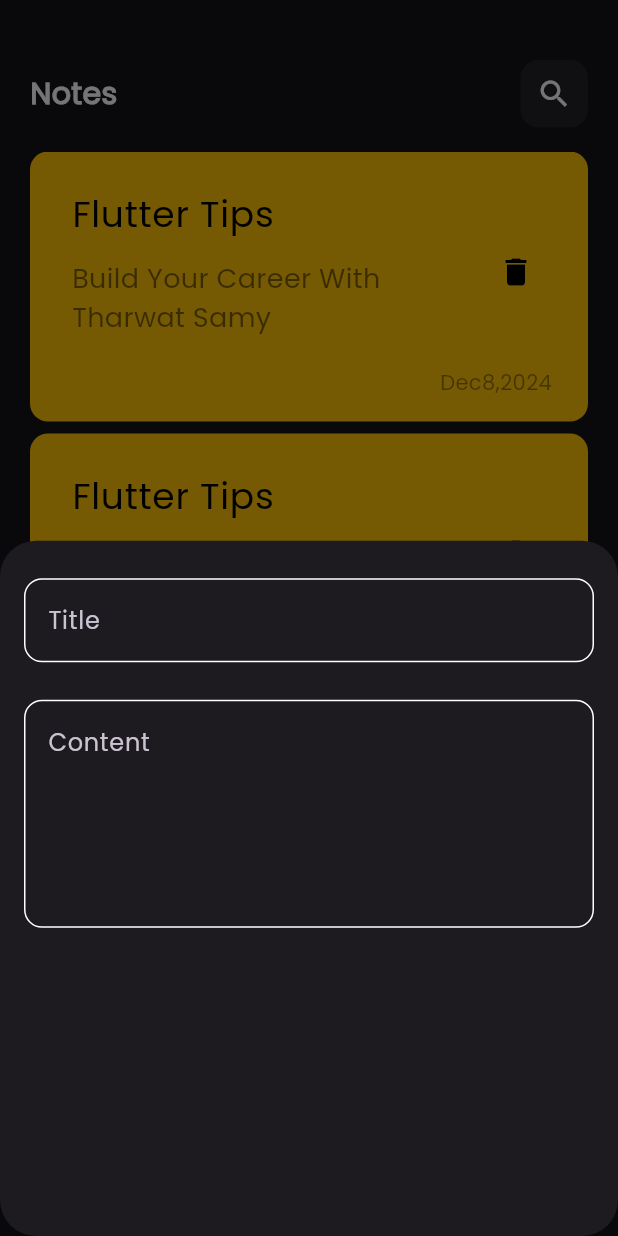
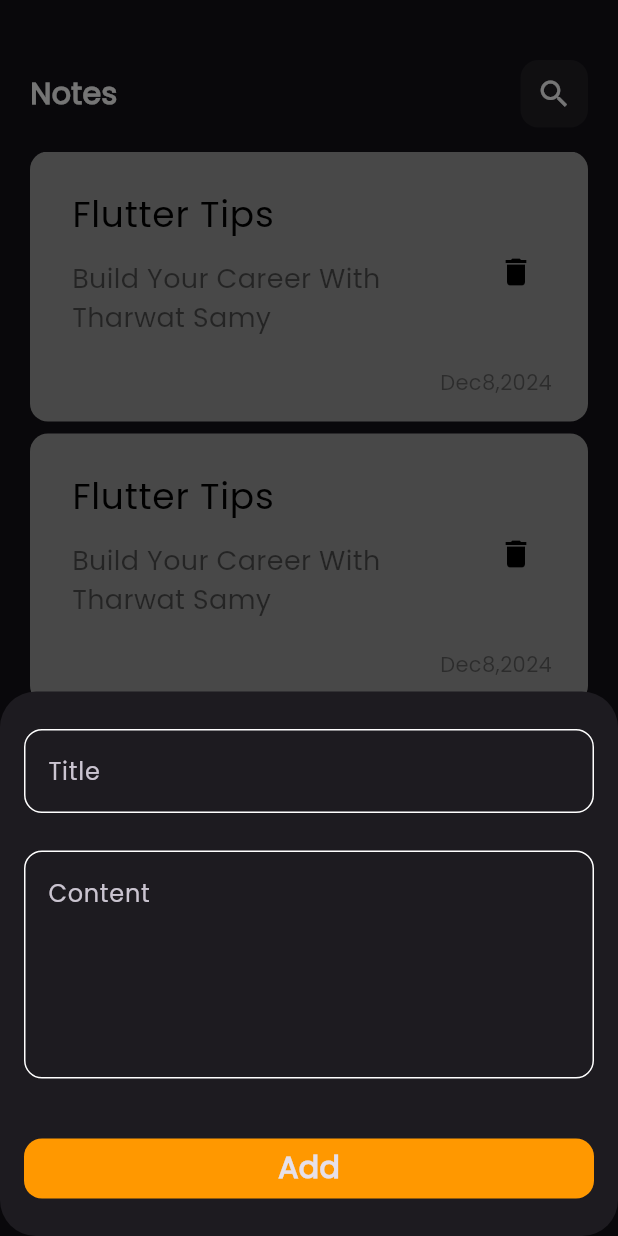
Before and after one commit to MohamedALshayeb/notes_app, a Flutter app: the screen it shows after launch, after a tap on the "add" icon, on a phone screen of 412 x 824 dp. Run offline on Flutter 3.47's test engine with Material 3 defaults, Android fonts, the phone set to English and light mode, and no system bars.

Commit message:
create custom bottom

```diff
--- a/lib/view/notes_view.dart
+++ b/lib/view/notes_view.dart
@@ -1,4 +1,5 @@
 import 'package:flutter/material.dart';
+import 'package:notes_app_training/constants.dart';
 import 'package:notes_app_training/widgets/custom_add_note_show_modal_bottom_sheet.dart';
 // import 'package:notes_app_training/widgets/custom_app_bar.dart';
 // import 'package:notes_app_training/widgets/custom_note_list_view.dart';
@@ -12,6 +13,7 @@ class NotesView extends StatelessWidget {
     return Scaffold(
       body: const NoteViewBody(),
       floatingActionButton: FloatingActionButton(
+        backgroundColor: kPrimaryColor,
         onPressed: () {
           showModalBottomSheet(
             shape:
--- a/lib/widgets/custom_add_note_show_modal_bottom_sheet.dart
+++ b/lib/widgets/custom_add_note_show_modal_bottom_sheet.dart
@@ -1,4 +1,5 @@
 import 'package:flutter/material.dart';
+import 'package:notes_app_training/widgets/custom_bottom.dart';
 import 'package:notes_app_training/widgets/custom_text_field.dart';
 
 class AddNoteShowModalBottomSheet extends StatelessWidget {
@@ -8,6 +9,7 @@ class AddNoteShowModalBottomSheet extends StatelessWidget {
   Widget build(BuildContext context) {
     return const Padding(
       padding: EdgeInsets.symmetric(horizontal: 16),
+      child: SingleChildScrollView(
         child: Column(
           children: [
             SizedBox(height: 25),
@@ -19,7 +21,13 @@ class AddNoteShowModalBottomSheet extends StatelessWidget {
               hintText: 'Content',
               maxLine: 5,
             ),
+            // Spacer(), //will be error if using it inside SingleChildScrollView
+            SizedBox(height: 40),
+
+            CustomBottom(),
+            SizedBox(height: 25),
           ],
+        ),
       ),
     );
   }
--- /dev/null
+++ b/lib/widgets/custom_bottom.dart
@@ -0,0 +1,25 @@
+import 'package:flutter/material.dart';
+import 'package:notes_app_training/constants.dart';
+
+class CustomBottom extends StatelessWidget {
+  const CustomBottom({super.key});
+
+  @override
+  Widget build(BuildContext context) {
+    return Container(
+      width: MediaQuery.of(context).size.width,
+      height: 40,
+      decoration: BoxDecoration(
+          borderRadius: BorderRadius.circular(12), color: kPrimaryColor),
+      child: const Center(
+        child: Text(
+          'Add',
+          style: TextStyle(
+            fontSize: 20,
+            fontWeight: FontWeight.bold,
+          ),
+        ),
+      ),
+    );
+  }
+}
--- a/lib/widgets/custom_note_item.dart
+++ b/lib/widgets/custom_note_item.dart
@@ -9,7 +9,7 @@ class NoteItem extends StatelessWidget {
       padding: const EdgeInsets.only(top: 16, bottom: 16, left: 12),
       decoration: BoxDecoration(
         borderRadius: BorderRadius.circular(12),
-        color: Colors.amber,
+        color: Colors.grey,
       ),
       child: Column(
         crossAxisAlignment: CrossAxisAlignment.end,
```
Lines whose indentation alone changed are shown as unchanged.
